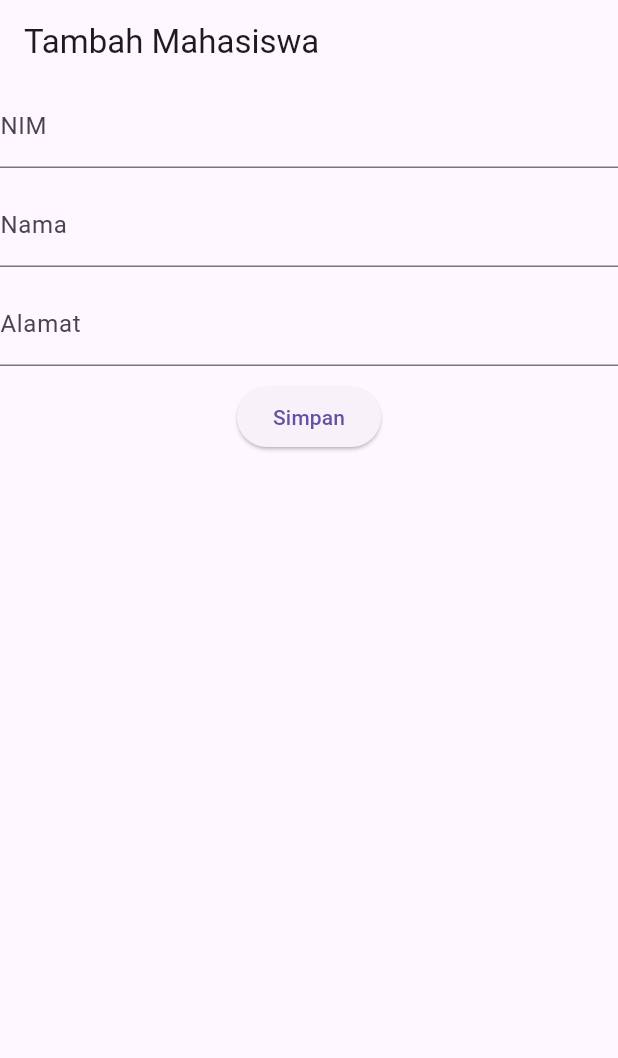
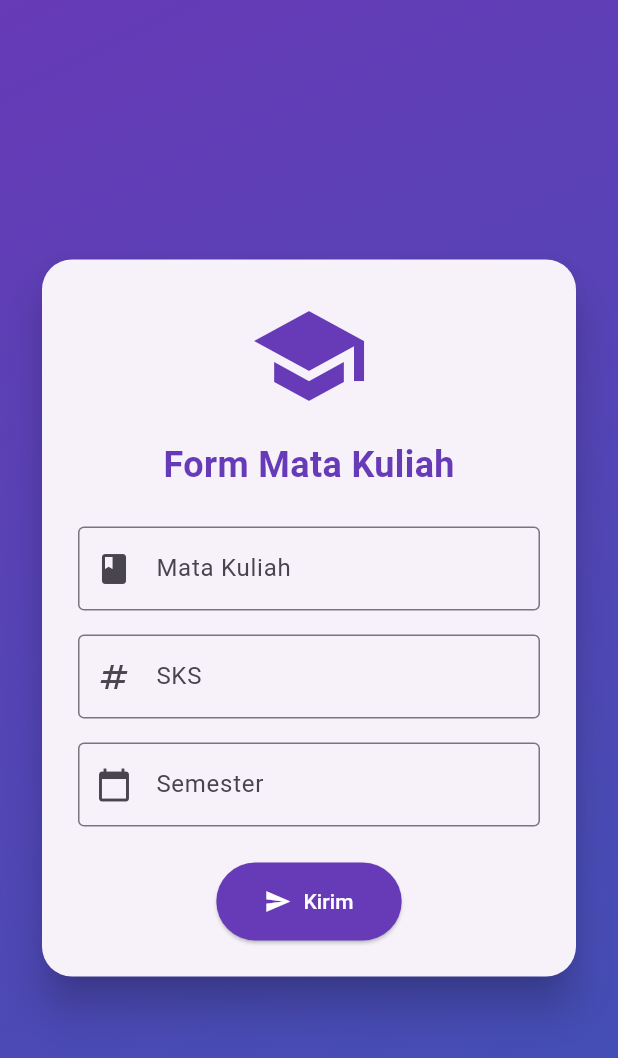
Before and after one commit to driannn4/Mobile-Programming-1-, a Flutter app: the screen it shows after launch, on a phone screen of 412 x 824 dp. Shown: the top 1058 px of the screen. Run offline on Flutter 3.47's test engine with Material 3 defaults, Android fonts, the phone set to English and light mode, and no system bars.

Commit message:
Tugas Pertemuan 7 Form Mata Kuliah

```diff
--- a/lib/main.dart
+++ b/lib/main.dart
@@ -1,5 +1,5 @@
 import 'package:flutter/material.dart';
-import 'mahasiswa_form.dart';
+import 'screen/form_screen.dart';
 void main() {
   runApp(const MyApp());
 }
@@ -11,7 +11,7 @@ class MyApp extends StatelessWidget {
   Widget build(BuildContext context) {
     return const MaterialApp(
       title: 'Latihan Flutter',
-      home: MahasiswaForm(),
+      home:FormScreen (),
     );
   }
 }
--- /dev/null
+++ b/lib/models/mata_kuliah.dart
@@ -0,0 +1,11 @@
+class MataKuliah {
+  final String mataKuliah;
+  final int sks;
+  final String semester;
+
+  MataKuliah({
+    required this.mataKuliah,
+    required this.sks,
+    required this.semester,
+  });
+}
--- /dev/null
+++ b/lib/screen/form_screen.dart
@@ -0,0 +1,135 @@
+import 'package:flutter/material.dart';
+import '../models/mata_kuliah.dart';
+import 'detail_screen.dart';
+
+class FormScreen extends StatefulWidget {
+  const FormScreen({super.key});
+
+  @override
+  State<FormScreen> createState() => _FormScreenState();
+}
+
+class _FormScreenState extends State<FormScreen> {
+  final _formKey = GlobalKey<FormState>();
+  final _mataKuliahController = TextEditingController();
+  final _sksController = TextEditingController();
+  final _semesterController = TextEditingController();
+
+  void _submitForm() {
+    if (_formKey.currentState!.validate()) {
+      final mataKuliah = MataKuliah(
+        mataKuliah: _mataKuliahController.text,
+        sks: int.parse(_sksController.text),
+        semester: _semesterController.text,
+      );
+
+      Navigator.push(
+        context,
+        MaterialPageRoute(
+          builder: (context) => DetailScreen(data: mataKuliah),
+        ),
+      );
+    }
+  }
+
+  @override
+  void dispose() {
+    _mataKuliahController.dispose();
+    _sksController.dispose();
+    _semesterController.dispose();
+    super.dispose();
+  }
+
+  @override
+  Widget build(BuildContext context) {
+    return Scaffold(
+      body: Container(
+        decoration: const BoxDecoration(
+          gradient: LinearGradient(
+            colors: [Colors.deepPurple, Colors.indigo],
+            begin: Alignment.topLeft,
+            end: Alignment.bottomRight,
+          ),
+        ),
+        padding: const EdgeInsets.all(24),
+        child: Center(
+          child: SingleChildScrollView(
+            child: Card(
+              shape: RoundedRectangleBorder(borderRadius: BorderRadius.circular(20)),
+              elevation: 12,
+              child: Padding(
+                padding: const EdgeInsets.all(24),
+                child: Form(
+                  key: _formKey,
+                  child: Column(
+                    children: [
+                      const Icon(Icons.school, size: 80, color: Colors.deepPurple),
+                      const SizedBox(height: 16),
+                      const Text("Form Mata Kuliah",
+                          style: TextStyle(
+                            fontSize: 24,
+                            fontWeight: FontWeight.bold,
+                            color: Colors.deepPurple,
+                          )),
+                      const SizedBox(height: 24),
+                      TextFormField(
+                        controller: _mataKuliahController,
+                        decoration: const InputDecoration(
+                          labelText: "Mata Kuliah",
+                          prefixIcon: Icon(Icons.book),
+                          border: OutlineInputBorder(),
+                        ),
+                        validator: (value) =>
+                            value!.isEmpty ? "Tidak boleh kosong" : null,
+                      ),
+                      const SizedBox(height: 16),
+                      TextFormField(
+                        controller: _sksController,
+                        keyboardType: TextInputType.number,
+                        decoration: const InputDecoration(
+                          labelText: "SKS",
+                          prefixIcon: Icon(Icons.numbers),
+                          border: OutlineInputBorder(),
+                        ),
+                        validator: (value) =>
+                            value!.isEmpty ? "Tidak boleh kosong" : null,
+                      ),
+                      const SizedBox(height: 16),
+                      TextFormField(
+                        controller: _semesterController,
+                        decoration: const InputDecoration(
+                          labelText: "Semester",
+                          prefixIcon: Icon(Icons.calendar_today),
+                          border: OutlineInputBorder(),
+                        ),
+                        validator: (value) =>
+                            value!.isEmpty ? "Tidak boleh kosong" : null,
+                      ),
+                      const SizedBox(height: 24),
+                      ElevatedButton.icon(
+                        onPressed: _submitForm,
+                        icon: const Icon(Icons.send),
+                        label: const Text("Kirim"),
+                        style: ElevatedButton.styleFrom(
+                          backgroundColor: Colors.deepPurple,
+                          foregroundColor: Colors.white,
+                          padding: const EdgeInsets.symmetric(
+                            vertical: 16,
+                            horizontal: 32,
+                          ),
+                          shape: RoundedRectangleBorder(
+                            borderRadius: BorderRadius.circular(30),
+                          ),
+                        ),
+                      ),
+                    ],
+                  ),
+                ),
+              ),
+            ),
+          ),
+        ),
+      ),
+    );
+  }
+}
```
Also changed, not shown: lib/screen/detail_screen.dart (added, +53 -0 lines).
